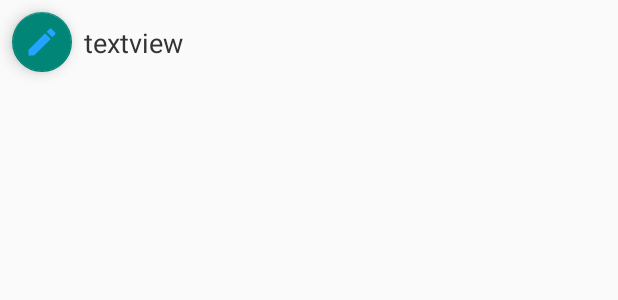
After one commit to fadi-dasus/Android, an Android app: the layout note_list.xml on its own in the app's theme, with its tools: preview values and no code run, on a phone screen of 412 x 824 dp. The commit adds this screen. Shown: the top 300 px of the screen. Run offline under Robolectric (Android 15) with nearby library versions, the phone set to English and light mode, and no system bars.

Commit message:
create model, and layout

```diff
--- a/app/build.gradle
+++ b/app/build.gradle
@@ -26,4 +26,10 @@ dependencies {
     testImplementation 'junit:junit:4.12'
     androidTestImplementation 'com.android.support.test:runner:1.0.2'
     androidTestImplementation 'com.android.support.test.espresso:espresso-core:3.0.2'
+    implementation "android.arch.lifecycle:extensions:1.1.1"
+    implementation "android.arch.persistence.room:runtime:1.1.1"
+    annotationProcessor "android.arch.persistence.room:compiler:1.1.1"
+    implementation 'com.android.support:recyclerview-v7:28.0.0'
+    implementation 'com.jakewharton:butterknife:8.8.1'
+    annotationProcessor 'com.jakewharton:butterknife-compiler:8.8.1'
 }
--- /dev/null
+++ b/app/src/main/res/drawable/ic_add_note.xml
@@ -0,0 +1,5 @@
+<vector android:height="24dp" android:tint="#29FF1C"
+    android:viewportHeight="24.0" android:viewportWidth="24.0"
+    android:width="24dp" xmlns:android="http://schemas.android.com/apk/res/android">
+    <path android:fillColor="#FF000000" android:pathData="M13,7h-2v4L7,11v2h4v4h2v-4h4v-2h-4L13,7zM12,2C6.48,2 2,6.48 2,12s4.48,10 10,10 10,-4.48 10,-10S17.52,2 12,2zM12,20c-4.41,0 -8,-3.59 -8,-8s3.59,-8 8,-8 8,3.59 8,8 -3.59,8 -8,8z"/>
+</vector>
--- /dev/null
+++ b/app/src/main/res/drawable/ic_check.xml
@@ -0,0 +1,5 @@
+<vector android:height="24dp" android:tint="#23A5FF"
+    android:viewportHeight="24.0" android:viewportWidth="24.0"
+    android:width="24dp" xmlns:android="http://schemas.android.com/apk/res/android">
+    <path android:fillColor="#FF000000" android:pathData="M9,16.17L4.83,12l-1.42,1.41L9,19 21,7l-1.41,-1.41z"/>
+</vector>
--- /dev/null
+++ b/app/src/main/res/drawable/ic_delete_note.xml
@@ -0,0 +1,5 @@
+<vector android:height="24dp" android:tint="#614DFF"
+    android:viewportHeight="24.0" android:viewportWidth="24.0"
+    android:width="24dp" xmlns:android="http://schemas.android.com/apk/res/android">
+    <path android:fillColor="#FF000000" android:pathData="M6,19c0,1.1 0.9,2 2,2h8c1.1,0 2,-0.9 2,-2L18,7L6,7v12zM8.46,11.88l1.41,-1.41L12,12.59l2.12,-2.12 1.41,1.41L13.41,14l2.12,2.12 -1.41,1.41L12,15.41l-2.12,2.12 -1.41,-1.41L10.59,14l-2.13,-2.12zM15.5,4l-1,-1h-5l-1,1L5,4v2h14L19,4z"/>
+</vector>
--- /dev/null
+++ b/app/src/main/res/drawable/ic_edit_note.xml
@@ -0,0 +1,5 @@
+<vector android:height="24dp" android:tint="#23A5FF"
+    android:viewportHeight="24.0" android:viewportWidth="24.0"
+    android:width="24dp" xmlns:android="http://schemas.android.com/apk/res/android">
+    <path android:fillColor="#FF000000" android:pathData="M3,17.25V21h3.75L17.81,9.94l-3.75,-3.75L3,17.25zM20.71,7.04c0.39,-0.39 0.39,-1.02 0,-1.41l-2.34,-2.34c-0.39,-0.39 -1.02,-0.39 -1.41,0l-1.83,1.83 3.75,3.75 1.83,-1.83z"/>
+</vector>
--- a/app/src/main/res/layout/activity_main.xml
+++ b/app/src/main/res/layout/activity_main.xml
@@ -28,6 +28,6 @@
         android:layout_height="wrap_content"
         android:layout_gravity="bottom|end"
         android:layout_margin="@dimen/fab_margin"
-        app:srcCompat="@android:drawable/ic_dialog_email" />
+        app:srcCompat="@drawable/ic_add_note" />
 
 </android.support.design.widget.CoordinatorLayout>
--- /dev/null
+++ b/app/src/main/res/layout/note_list.xml
@@ -0,0 +1,42 @@
+<?xml version="1.0" encoding="utf-8"?>
+<android.support.constraint.ConstraintLayout
+    xmlns:android="http://schemas.android.com/apk/res/android"
+    xmlns:app="http://schemas.android.com/apk/res-auto"
+    xmlns:tools="http://schemas.android.com/tools"
+    android:layout_width="match_parent"
+    android:layout_height="wrap_content">
+
+    <android.support.design.widget.FloatingActionButton
+        android:id="@+id/fab"
+        android:layout_width="wrap_content"
+        android:layout_height="wrap_content"
+        app:layout_constraintStart_toStartOf="parent"
+        app:layout_constraintRight_toLeftOf="parent"
+        app:layout_constraintTop_toTopOf="parent"
+        app:layout_constraintBottom_toBottomOf="parent"
+        app:backgroundTint="@color/colorPrimary"
+        app:fabSize="mini"
+        android:layout_marginTop="@dimen/float_margin"
+        android:layout_marginBottom="@dimen/float_margin"
+        android:layout_marginStart="@dimen/float_margin"
+        android:layout_marginEnd="@dimen/float_margin"
+        app:srcCompat="@drawable/ic_edit_note"
+        tools:layout_editor_absoluteX="31dp"
+        tools:layout_editor_absoluteY="25dp" />
+
+    <TextView
+        android:id="@+id/note_text"
+        android:layout_width="0dp"
+        android:layout_height="wrap_content"
+        android:layout_margin="8dp"
+        android:maxLines="2"
+        android:ellipsize="end"
+        android:textSize="@dimen/text_size"
+        android:textColor="@color/text_color"
+        android:text="textview"
+
+        app:layout_constraintBottom_toBottomOf="parent"
+        app:layout_constraintEnd_toEndOf="parent"
+        app:layout_constraintStart_toEndOf="@+id/fab"
+        app:layout_constraintTop_toTopOf="parent" />
+</android.support.constraint.ConstraintLayout>
--- a/app/src/main/res/values/colors.xml
+++ b/app/src/main/res/values/colors.xml
@@ -3,4 +3,6 @@
     <color name="colorPrimary">#008577</color>
     <color name="colorPrimaryDark">#00574B</color>
     <color name="colorAccent">#D81B60</color>
+    <color name="text_color">#333</color>
+
 </resources>
--- a/app/src/main/res/values/dimens.xml
+++ b/app/src/main/res/values/dimens.xml
@@ -1,3 +1,8 @@
 <resources>
     <dimen name="fab_margin">16dp</dimen>
+
+    <dimen name="text_size">18sp</dimen>
+    <dimen name="float_margin">8dp</dimen>
+    <dimen name="bar_height">180dp</dimen>
+    <dimen name="text_margin">16dp</dimen>
 </resources>
```
Also changed, not shown: app/src/main/java/com/via/handin/MainActivity.java (+24 -0 lines), app/src/main/java/com/via/handin/model/Note.java (added, +67 -0 lines), app/src/main/res/layout/content_main.xml (+11 -5 lines).
